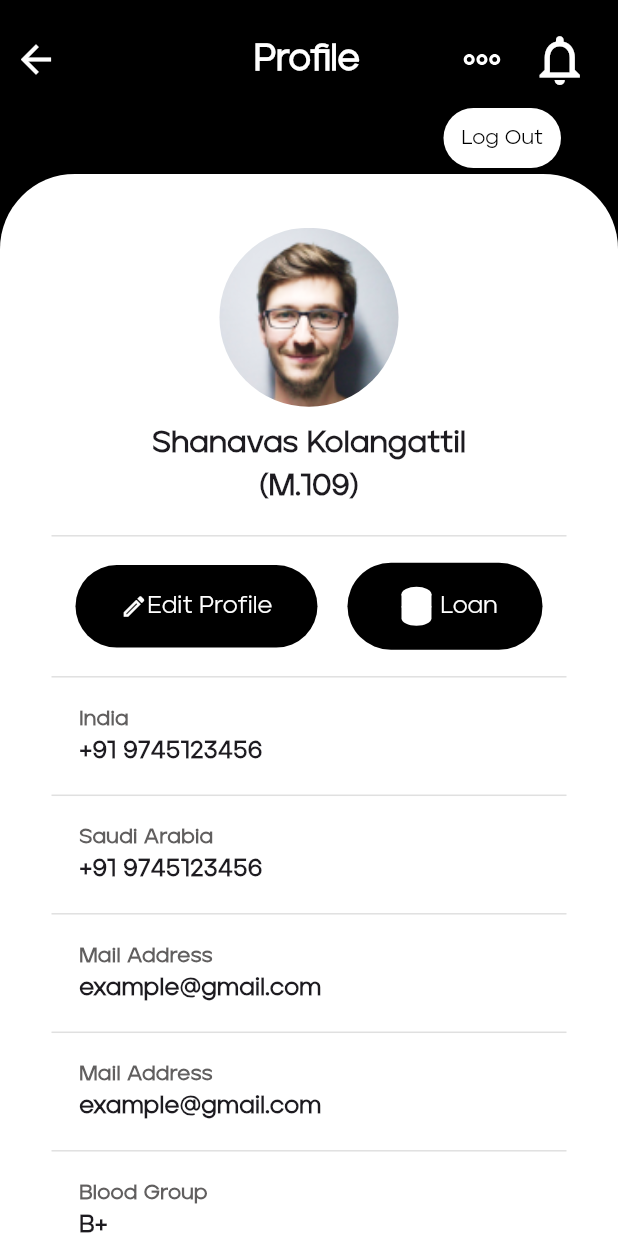
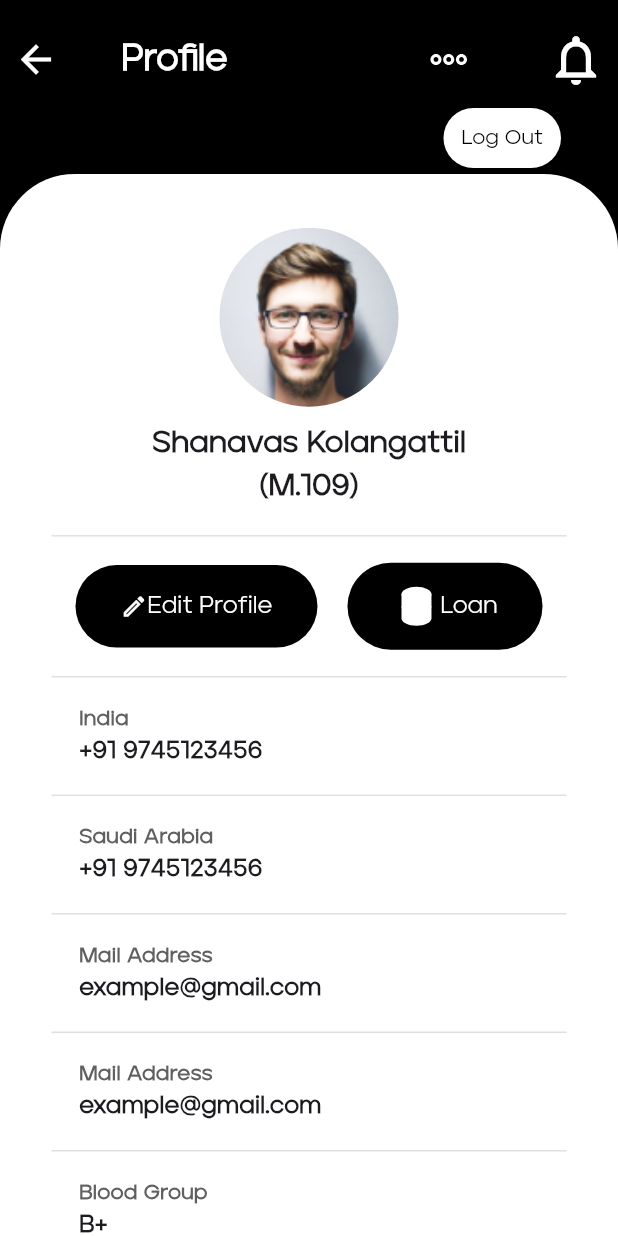
Before and after one commit to coder12e4/rtd_, a Flutter app: the ProfilePage screen opened directly, on a phone screen of 412 x 824 dp. Run offline on Flutter 3.47's test engine with Material 2 defaults, Android fonts, the phone set to English and light mode, and no system bars; our stand-ins replace flutter_screenutil, flutter_svg, get; missing offline and left inert: awesome_circular_chart.

```diff
--- a/lib/view/profile_screen/profile_page.dart
+++ b/lib/view/profile_screen/profile_page.dart
@@ -235,7 +235,7 @@ class ProfilePage extends StatelessWidget {
         crossAxisAlignment: CrossAxisAlignment.end,
         children: [
           Row(
-            // mainAxisAlignment: MainAxisAlignment.center,
+            mainAxisAlignment: MainAxisAlignment.spaceBetween,
             children: [
               IconButton(
                   onPressed: () {},
@@ -244,9 +244,7 @@ class ProfilePage extends StatelessWidget {
                     color: whiteColor,
                     size: 30,
                   )),
-              SizedBox(
-                width: 106.w,
-              ),
+
               Text(
                 'Profile',
                 style: Theme.of(context).textTheme.displaySmall!.copyWith(
```
